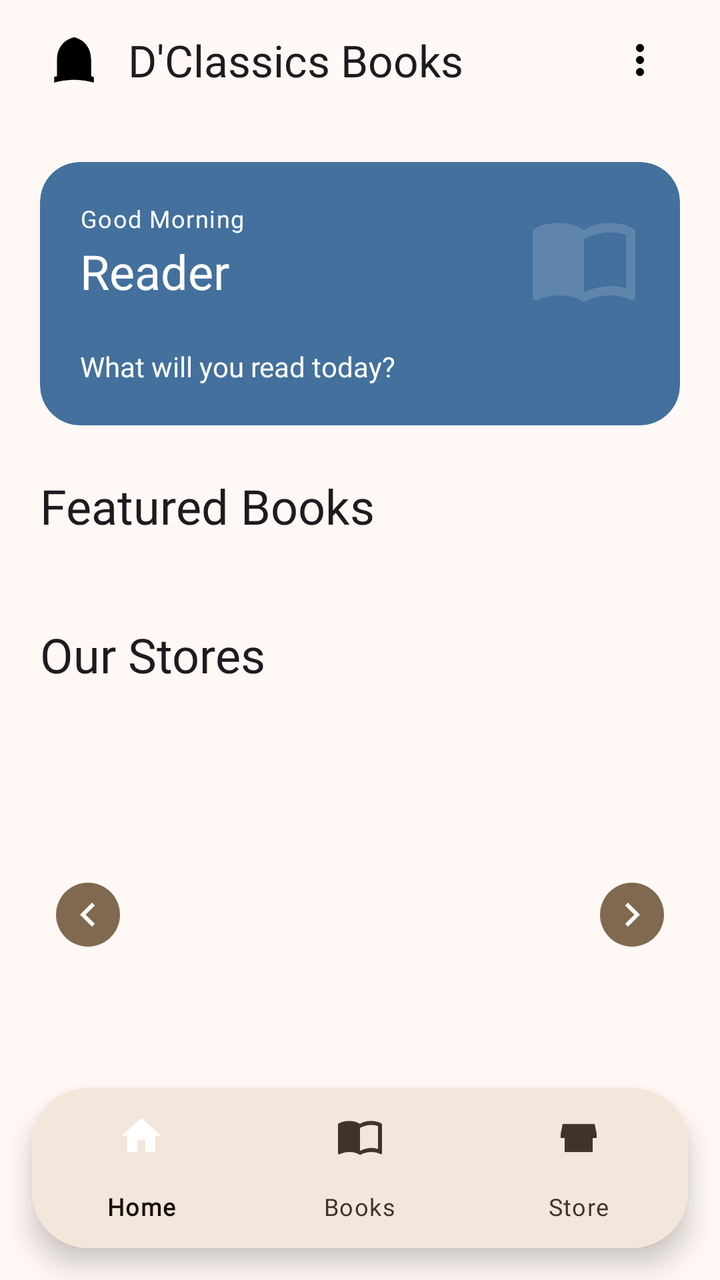
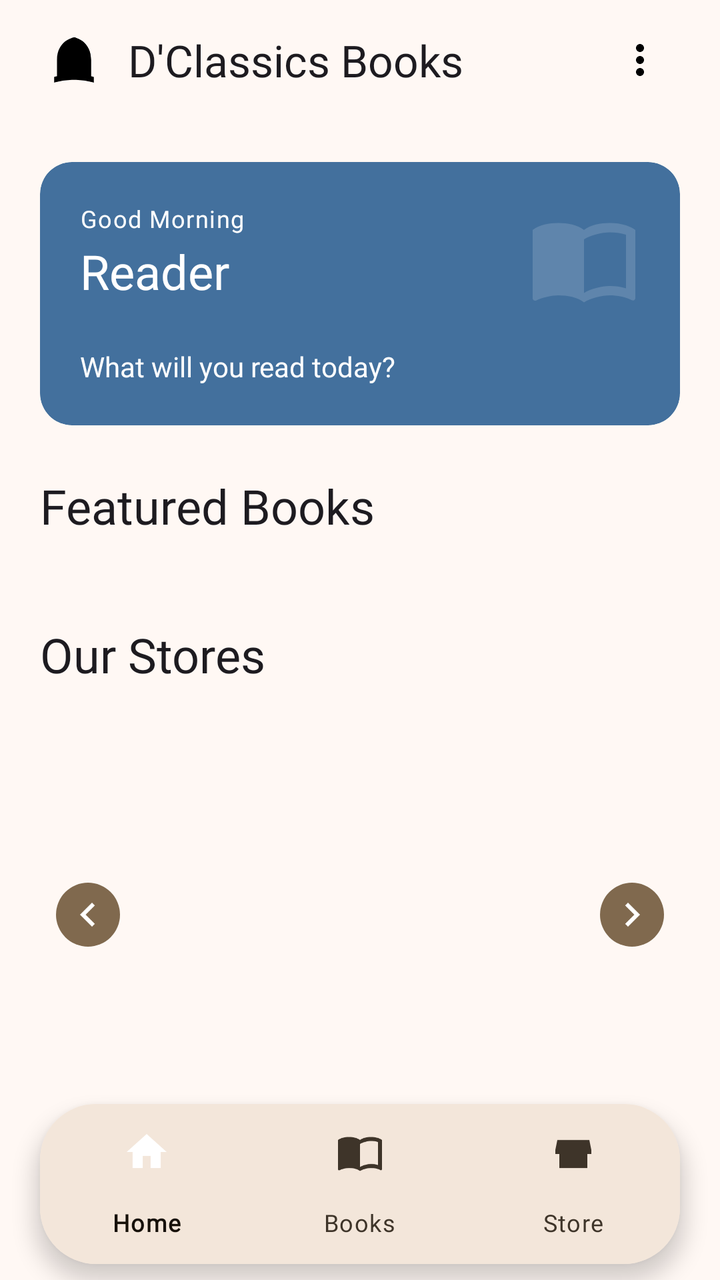

Two renders of the same Android screen: before a commit and after it. Below are the layout's source before the change and the commit's diff.
<!-- AndroidManifest.xml: application theme Theme.DClassicsBooks -->
<!-- res/layout/activity_home.xml -->
<?xml version="1.0" encoding="utf-8"?>
<androidx.coordinatorlayout.widget.CoordinatorLayout xmlns:android="http://schemas.android.com/apk/res/android"
    xmlns:app="http://schemas.android.com/apk/res-auto"
    android:layout_width="match_parent"
    android:layout_height="match_parent"
    android:fitsSystemWindows="true">

    <com.google.android.material.appbar.AppBarLayout
        android:id="@+id/app_bar"
        android:layout_width="match_parent"
        android:layout_height="wrap_content"
        android:fitsSystemWindows="true"
        app:elevation="0dp">

        <androidx.constraintlayout.widget.ConstraintLayout
            android:layout_width="match_parent"
            android:layout_height="60dp"
            android:paddingHorizontal="@dimen/space250">

            <ImageView
                android:id="@+id/iv_logo_bar"
                android:layout_width="34dp"
                android:layout_height="34dp"
                android:src="@drawable/ic_logo"
                android:contentDescription="@string/app_name"
                app:layout_constraintStart_toStartOf="parent"
                app:layout_constraintTop_toTopOf="parent"
                app:layout_constraintBottom_toBottomOf="parent"/>

            <TextView
                android:layout_width="wrap_content"
                android:layout_height="wrap_content"
                android:layout_marginStart="@dimen/space125"
                android:text="@string/app_name"
                android:textAppearance="?attr/textAppearanceTitleLarge"
                app:layout_constraintBottom_toBottomOf="parent"
                app:layout_constraintStart_toEndOf="@id/iv_logo_bar"
                app:layout_constraintTop_toTopOf="parent" />

            <ImageButton
                android:id="@+id/btn_overflow"
                android:layout_width="40dp"
                android:layout_height="40dp"
                android:src="@drawable/ic_more_vert"
                android:background="?attr/selectableItemBackgroundBorderless"
                android:contentDescription="Menu"
                app:layout_constraintEnd_toEndOf="parent"
                app:layout_constraintTop_toTopOf="parent"
                app:layout_constraintBottom_toBottomOf="parent"/>

        </androidx.constraintlayout.widget.ConstraintLayout>

        <View
            android:layout_width="match_parent"
            android:layout_height="1dp"/>

    </com.google.android.material.appbar.AppBarLayout>

    <androidx.core.widget.NestedScrollView
        android:layout_width="match_parent"
        android:layout_height="match_parent"
        android:paddingBottom="110dp"
        android:clipToPadding="false"
        app:layout_behavior="@string/appbar_scrolling_view_behavior">

        <LinearLayout
            android:layout_width="match_parent"
            android:layout_height="wrap_content"
            android:orientation="vertical">

            
            <com.google.android.material.card.MaterialCardView
                android:layout_width="match_parent"
                android:layout_height="wrap_content"
                android:layout_marginHorizontal="@dimen/space250"
                android:layout_marginTop="@dimen/space250"
                app:cardCornerRadius="20dp"
                app:cardElevation="0dp"
                app:cardBackgroundColor="@color/accent_container">

                <RelativeLayout
                    android:layout_width="match_parent"
                    android:layout_height="wrap_content"
                    android:padding="@dimen/space250">

                    <ImageView
                        android:layout_width="56dp"
                        android:layout_height="56dp"
                        android:src="@drawable/ic_menu_book"
                        android:alpha="0.15"
                        app:tint="@color/white"
                        android:layout_alignParentEnd="true"
                        android:layout_alignParentTop="true"
                        android:contentDescription="@null" />

                    <LinearLayout
                        android:layout_width="match_parent"
                        android:layout_height="wrap_content"
                        android:orientation="vertical">

                        <TextView
                            android:id="@+id/tv_greeting"
                            android:layout_width="wrap_content"
                            android:layout_height="wrap_content"
                            android:text="@string/greeting_morning"
                            android:textAppearance="?attr/textAppearanceLabelMedium"
                            android:textColor="@color/white"/>

                        <TextView
                            android:id="@+id/tv_username"
                            android:layout_width="wrap_content"
                            android:layout_height="wrap_content"
                            android:text="Reader"
                            android:textAppearance="?attr/textAppearanceHeadlineSmall"
                            android:layout_marginTop="@dimen/space025"
                            android:textColor="@color/white"/>

                        <View
                            android:layout_width="32dp"
                            android:layout_height="2dp"
                            android:layout_marginTop="@dimen/space125"
                            android:layout_marginBottom="@dimen/space125"/>

                        <TextView
                            android:layout_width="wrap_content"
                            android:layout_height="wrap_content"
                            android:text="@string/greeting_subtitle"
                            android:textAppearance="?attr/textAppearanceBodyMedium"
                            android:textColor="@color/white"/>

                    </LinearLayout>
                </RelativeLayout>
            </com.google.android.material.card.MaterialCardView>

            
            <LinearLayout
                android:layout_width="match_parent"
                android:layout_height="wrap_content"
                android:orientation="horizontal"
                android:gravity="center_vertical"
                android:paddingHorizontal="@dimen/space250"
                android:paddingTop="@dimen/space300"
                android:paddingBottom="@dimen/space175">

                <TextView
                    android:layout_width="wrap_content"
                    android:layout_height="wrap_content"
                    android:text="@string/featured_books"
                    android:textAppearance="?attr/textAppearanceHeadlineSmall" />

            </LinearLayout>

            <androidx.recyclerview.widget.RecyclerView
                android:id="@+id/rv_featured_books"
                android:layout_width="match_parent"
                android:layout_height="wrap_content"
                android:paddingHorizontal="@dimen/space250"
                android:paddingBottom="@dimen/space050"
                android:clipToPadding="false"
                android:orientation="horizontal"
                app:layoutManager="androidx.recyclerview.widget.LinearLayoutManager"/>

            
            <LinearLayout
                android:layout_width="match_parent"
                android:layout_height="wrap_content"
                android:orientation="horizontal"
                android:gravity="center_vertical"
                android:paddingHorizontal="@dimen/space250"
                android:paddingTop="@dimen/space300"
                android:paddingBottom="@dimen/space175">

                <TextView
                    android:layout_width="wrap_content"
                    android:layout_height="wrap_content"
                    android:text="@string/our_stores"
                    android:textAppearance="?attr/textAppearanceHeadlineSmall"/>

            </LinearLayout>

            
            <androidx.constraintlayout.widget.ConstraintLayout
                android:layout_width="match_parent"
                android:layout_height="200dp"
                android:layout_marginHorizontal="@dimen/space250">

                <androidx.viewpager2.widget.ViewPager2
                    android:id="@+id/vp_carousel"
                    android:layout_width="0dp"
                    android:layout_height="0dp"
                    app:layout_constraintTop_toTopOf="parent"
                    app:layout_constraintBottom_toBottomOf="parent"
                    app:layout_constraintStart_toStartOf="parent"
                    app:layout_constraintEnd_toEndOf="parent"/>

                <ImageButton
                    android:id="@+id/btn_prev"
                    android:layout_width="32dp"
                    android:layout_height="32dp"
                    android:src="@drawable/ic_chevron_left"
                    android:background="@drawable/bg_carousel_button"
                    app:tint="?attr/colorOnPrimaryContainer"
                    android:contentDescription="Previous"
                    android:layout_marginStart="@dimen/space100"
                    app:layout_constraintStart_toStartOf="parent"
                    app:layout_constraintTop_toTopOf="parent"
                    app:layout_constraintBottom_toBottomOf="parent"/>

                <ImageButton
                    android:id="@+id/btn_next"
                    android:layout_width="32dp"
                    android:layout_height="32dp"
                    android:src="@drawable/ic_chevron_right"
                    android:background="@drawable/bg_carousel_button"
                    app:tint="?attr/colorOnPrimaryContainer"
                    android:contentDescription="Next"
                    android:layout_marginEnd="@dimen/space100"
                    app:layout_constraintEnd_toEndOf="parent"
                    app:layout_constraintTop_toTopOf="parent"
                    app:layout_constraintBottom_toBottomOf="parent"/>

            </androidx.constraintlayout.widget.ConstraintLayout>

            
            <LinearLayout
                android:id="@+id/ll_dots"
                android:layout_width="wrap_content"
                android:layout_height="wrap_content"
                android:layout_gravity="center_horizontal"
                android:gravity="center_vertical"
                android:orientation="horizontal"
                android:layout_marginTop="@dimen/space150"
                android:layout_marginBottom="@dimen/space250"/>

        </LinearLayout>
    </androidx.core.widget.NestedScrollView>

    
    <com.google.android.material.card.MaterialCardView
        android:layout_width="match_parent"
        android:layout_height="wrap_content"
        android:layout_gravity="bottom"
        android:layout_marginStart="@dimen/space200"
        android:layout_marginEnd="@dimen/space200"
        android:layout_marginBottom="@dimen/space200"
        app:cardCornerRadius="28dp"
        app:cardElevation="8dp">

        <com.google.android.material.bottomnavigation.BottomNavigationView
            android:id="@+id/bottom_nav"
            android:layout_width="match_parent"
            android:layout_height="wrap_content"
            app:menu="@menu/bottom_navigation"/>

    </com.google.android.material.card.MaterialCardView>

</androidx.coordinatorlayout.widget.CoordinatorLayout>
<!-- resources referenced by this layout -->
<resources>
  <color name="accent_container">#43709D</color>
  <color name="white">#FFFFFF</color>
  <dimen name="space025">2dp</dimen>
  <dimen name="space050">4dp</dimen>
  <dimen name="space100">8dp</dimen>
  <dimen name="space125">10dp</dimen>
  <dimen name="space150">12dp</dimen>
  <dimen name="space175">14dp</dimen>
  <dimen name="space200">16dp</dimen>
  <dimen name="space250">20dp</dimen>
  <dimen name="space300">24dp</dimen>
  <string name="app_name">D\'Classics Books</string>
  <string name="featured_books">Featured Books</string>
  <string name="greeting_morning">Good Morning</string>
  <string name="greeting_subtitle">What will you read today?</string>
  <string name="our_stores">Our Stores</string>
  <style name="Theme.DClassicsBooks" parent="Theme.DClassicsBooks.Base" />
  <color name="primary">#4E3000</color>
  <color name="primary_container">#926421</color>
  <color name="secondary">#45331C</color>
  <color name="secondary_container">#80694E</color>
  <color name="accent">#00385F</color>
  <color name="error">#740006</color>
  <color name="error_container">#CF2C27</color>
  <color name="surface">#FFF8F4</color>
  <color name="surface_container_low">#FFF1E5</color>
  <color name="surface_container">#F3E6DA</color>
  <color name="surface_container_high">#DCCFC4</color>
  <color name="outline">#5C5144</color>
  <color name="outline_variant">#776B5E</color>
  <color name="on_surface">#161009</color>
  <color name="on_surface_variant">#3E3429</color>
  <style name="Typography.DisplayLarge" parent="TextAppearance.Material3.DisplayLarge">
          <item name="fontFamily">@font/aleo_semibold</item>
          <item name="android:fontFamily">@font/aleo_semibold</item>
      </style>
  <style name="Typography.DisplaySmall" parent="TextAppearance.Material3.DisplaySmall">
          <item name="fontFamily">@font/aleo_semibold</item>
          <item name="android:fontFamily">@font/aleo_semibold</item>
      </style>
  <style name="Typography.HeadlineLarge" parent="TextAppearance.Material3.HeadlineLarge">
          <item name="fontFamily">@font/aleo_semibold</item>
          <item name="android:fontFamily">@font/aleo_semibold</item>
      </style>
  <style name="Typography.HeadlineSmall" parent="TextAppearance.Material3.HeadlineSmall">
          <item name="fontFamily">@font/aleo_semibold</item>
          <item name="android:fontFamily">@font/aleo_semibold</item>
      </style>
  <style name="Typography.TitleLarge" parent="TextAppearance.Material3.TitleLarge">
          <item name="fontFamily">@font/aleo_semibold</item>
          <item name="android:fontFamily">@font/aleo_semibold</item>
      </style>
  <style name="Typography.TitleMedium" parent="TextAppearance.Material3.TitleMedium">
          <item name="fontFamily">@font/aleo_semibold</item>
          <item name="android:fontFamily">@font/aleo_semibold</item>
      </style>
  <style name="Typography.TitleSmall" parent="TextAppearance.Material3.TitleSmall">
          <item name="fontFamily">@font/aleo_semibold</item>
          <item name="android:fontFamily">@font/aleo_semibold</item>
      </style>
  <style name="Typography.LabelLarge" parent="TextAppearance.Material3.LabelLarge">
          <item name="fontFamily">@font/inter_medium</item>
          <item name="android:fontFamily">@font/inter_medium</item>
      </style>
  <style name="Typography.LabelMedium" parent="TextAppearance.Material3.LabelMedium">
          <item name="fontFamily">@font/inter_medium</item>
          <item name="android:fontFamily">@font/inter_medium</item>
      </style>
  <style name="Typography.LabelSmall" parent="TextAppearance.Material3.LabelSmall">
          <item name="fontFamily">@font/inter_medium</item>
          <item name="android:fontFamily">@font/inter_medium</item>
      </style>
  <style name="Widget.DClassicsBooks.CardView" parent="Widget.Material3.CardView.Filled">
          <item name="cardBackgroundColor">?attr/colorSurfaceContainerLow</item>
          <item name="strokeWidth">0dp</item>
      </style>
  <!-- unchanged entries left out for length: 12 -->
</resources>

<!-- the commit's change to res/layout/activity_home.xml (unified diff, before → after) -->
@@ -10,7 +10,7 @@
         android:layout_width="match_parent"
         android:layout_height="wrap_content"
         android:fitsSystemWindows="true"
-        app:elevation="0dp">
+        app:elevation="@dimen/elevation_level0">
 
         <androidx.constraintlayout.widget.ConstraintLayout
             android:layout_width="match_parent"
@@ -74,8 +74,8 @@
                 android:layout_height="wrap_content"
                 android:layout_marginHorizontal="@dimen/space250"
                 android:layout_marginTop="@dimen/space250"
-                app:cardCornerRadius="20dp"
-                app:cardElevation="0dp"
+                app:shapeAppearance="@style/ShapeAppearance.Material3.Corner.Large"
+                app:cardElevation="@dimen/elevation_level0"
                 app:cardBackgroundColor="@color/accent_container">
 
                 <RelativeLayout
@@ -240,11 +240,11 @@
         android:layout_width="match_parent"
         android:layout_height="wrap_content"
         android:layout_gravity="bottom"
-        android:layout_marginStart="@dimen/space200"
-        android:layout_marginEnd="@dimen/space200"
-        android:layout_marginBottom="@dimen/space200"
-        app:cardCornerRadius="28dp"
-        app:cardElevation="8dp">
+        android:layout_marginStart="@dimen/space250"
+        android:layout_marginEnd="@dimen/space250"
+        android:layout_marginBottom="@dimen/space100"
+        app:shapeAppearance="@style/ShapeAppearance.Material3.Corner.ExtraLarge"
+        app:cardElevation="@dimen/elevation_level3">
 
         <com.google.android.material.bottomnavigation.BottomNavigationView
             android:id="@+id/bottom_nav"
<!-- resource entries referenced after the edit -->
@@ -2,13 +2,14 @@
 <resources>
   <color name="accent_container">#43709D</color>
   <color name="white">#FFFFFF</color>
+  <dimen name="elevation_level0">0dp</dimen>
+  <dimen name="elevation_level3">6dp</dimen>
   <dimen name="space025">2dp</dimen>
   <dimen name="space050">4dp</dimen>
   <dimen name="space100">8dp</dimen>
   <dimen name="space125">10dp</dimen>
   <dimen name="space150">12dp</dimen>
   <dimen name="space175">14dp</dimen>
-  <dimen name="space200">16dp</dimen>
   <dimen name="space250">20dp</dimen>
   <dimen name="space300">24dp</dimen>
   <string name="app_name">D\'Classics Books</string>
